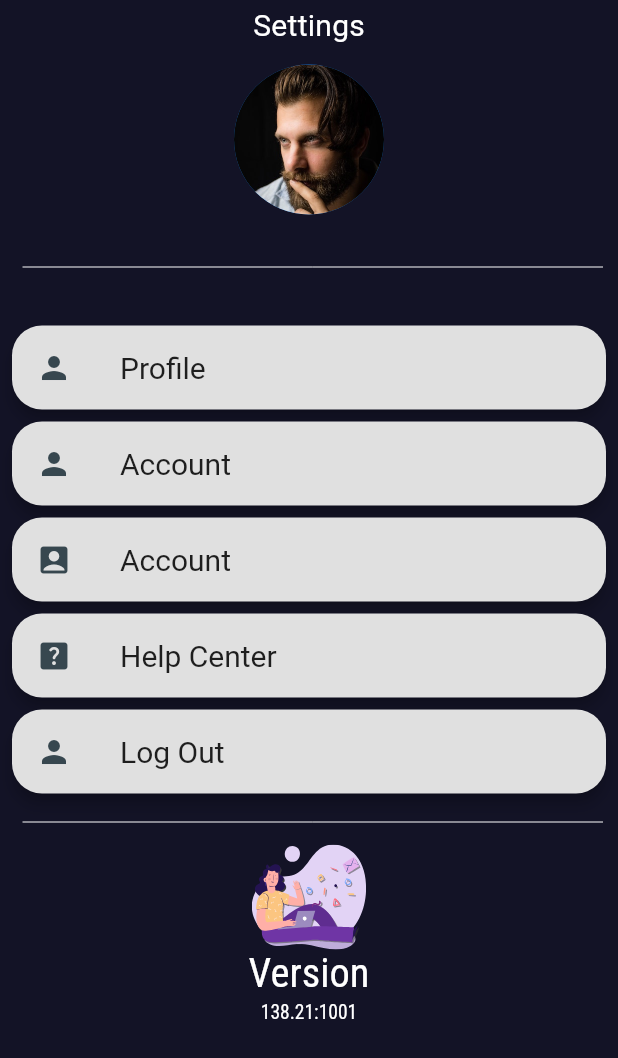
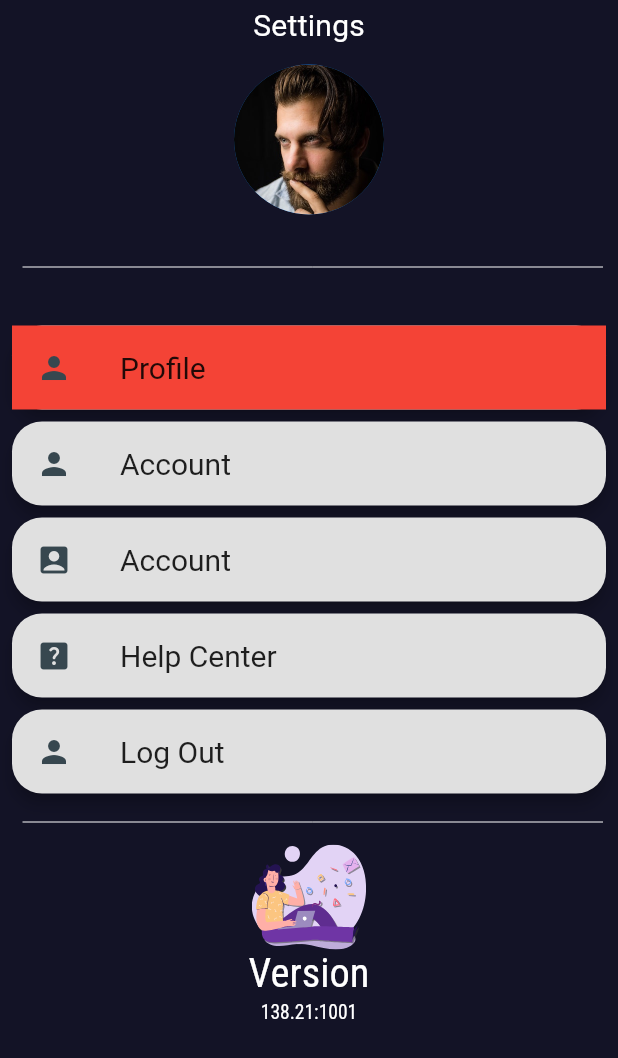
Before and after one commit to emilio-kariuki/emilio, a Flutter app: the Accounts screen opened directly, on a phone screen of 412 x 824 dp. Shown: the top 1058 px of the screen. Run offline on Flutter 3.47's test engine with Material 2 defaults, Android fonts, the phone set to English and light mode, and no system bars; our stand-ins replace firebase_auth, firebase_core, flutter_svg, geolocator, google_fonts, google_maps_flutter and 1 more; accounts and stored records are empty.

Commit message:
February 1, 2022 11:45 AM

```diff
--- a/lib/settings.dart
+++ b/lib/settings.dart
@@ -72,7 +72,9 @@ class _AccountsState extends State<Accounts> {
                         borderRadius: BorderRadius.circular(20)),
                     elevation: 4,
                     child: Container(
-
+                      decoration: new BoxDecoration (
+                        color: Colors.red
+                    ),
                       child: ListTile(
                         onTap: () {
                           Navigator.of(context).push(
```
